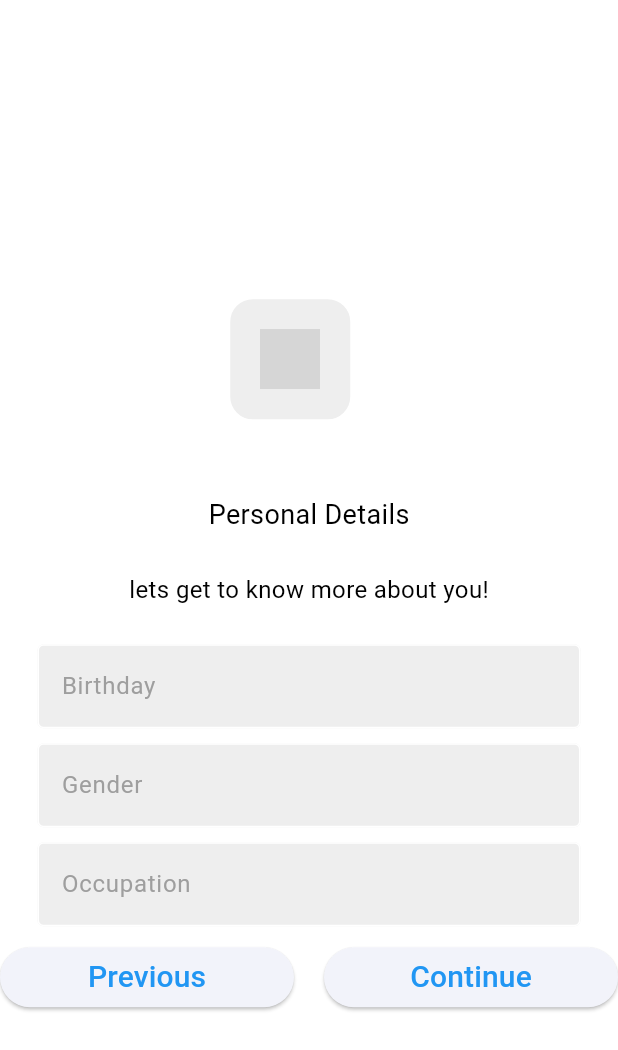
After one commit to Team-CURLYBRACES/SoulNest, a Flutter app: the SignupPage2 screen opened by its route, on a phone screen of 412 x 824 dp. The commit adds this screen. Shown: the top 1050 px of the screen. Run offline on Flutter 3.47's test engine with Material 3 defaults, Android fonts, the phone set to English and light mode, and no system bars; our stand-ins replace fl_chart, flutter_svg, logger; missing offline and left inert: date_time_picker_widget, dialog_flowtter; Roboto replaces fonts that are missing (Poppins); grey boxes are pictures that could not be loaded.

Commit message:
updated screens

```diff
--- a/lib/main.dart
+++ b/lib/main.dart
@@ -6,6 +6,8 @@ import 'package:soulnest/presentation/screens/home_screen/home_screen.dart';
 import 'package:soulnest/presentation/screens/login_screen/login_screen.dart';
 import 'package:soulnest/presentation/screens/profile_screen/profile_screen.dart';
 import 'package:soulnest/presentation/screens/sign_up_screen/sign_up_screen.dart';
+import 'package:soulnest/presentation/screens/sign_up_screen_02/sign_up_screen_02.dart';
+import 'package:soulnest/presentation/screens/sign_up_screen_04/sign_up_screen_04.dart';
 import 'package:soulnest/presentation/screens/therapy_exercises_screen/therapy_exercises_screen.dart';
 import 'package:soulnest/presentation/theme/text_theme.dart';
 
@@ -49,6 +51,8 @@ class _AppState extends State<App> {
           "/counselor-profile": (context) => const CounselorProfile(),
           "/user-profile": (context) => const ProfilePage(),
           "/therapy-exercises": (context) => const TherapyExercisesPage(),
+          "/sign-up-screen-02": (context) =>  SignupPage2(),
+          "/sign-up-screen-04": (context) =>  SignupPage4(),
         },
       ),
     );
--- /dev/null
+++ b/lib/presentation/screens/sign_up_screen_02/sign_up_screen_02.dart
@@ -0,0 +1,120 @@
+import 'package:flutter/material.dart';
+import 'package:soulnest/presentation/screens/sign_up_screen_02/widgets/my_textfield.dart';
+import 'package:soulnest/presentation/screens/sign_up_screen_02/widgets/square_tile.dart';
+
+class SignupPage2 extends StatelessWidget {
+  SignupPage2({super.key});
+
+  // text editing controllers
+  final birthdayController = TextEditingController();
+  final genderController = TextEditingController();
+  final occupationController = TextEditingController();
+
+  // sign user in method
+ // void SignupPage2() {}
+
+  @override
+  Widget build(BuildContext context) {
+    return Scaffold(
+        backgroundColor: Colors.white,
+        body: SafeArea(
+            child: Center(
+              child: Column(
+                mainAxisAlignment: MainAxisAlignment.center,
+                children: [
+                  const SizedBox(height: 50),
+
+                  // logo
+                  Row(
+                    mainAxisAlignment: MainAxisAlignment.center,
+                    children: const [
+                      // google button
+                      SquareTile(imagePath: 'lib/Logo/soulNest.png'),
+
+                      SizedBox(width: 25),
+
+
+                    ],
+                  ),
+
+                  const SizedBox(height: 50),
+
+                  // welcome back, you've been missed!
+                  Text(
+                    'Personal Details',
+                    style: TextStyle(
+                      color: Colors.black,
+                      fontSize: 18,
+                    ),
+                  ),
+
+                  const SizedBox(height: 25),
+
+                  //let's get to know more about you
+                  Text(
+                    'lets get to know more about you!',
+                    style: TextStyle(
+                      color: Colors.black,
+                      fontSize: 16,
+                    ),
+                  ),
+
+                  const SizedBox(height: 25),
+
+                  // birthday textfield
+                  MyTextField(
+                    controller: birthdayController,
+                    hintText: 'Birthday',
+                    obscureText: false,
+                  ),
+
+                  const SizedBox(height: 10),
+
+                  // gender textfield
+                  MyTextField(
+                    controller: genderController,
+                    hintText: 'Gender',
+                    obscureText: true,
+                  ),
+
+                  const SizedBox(height: 10),
+
+                  // occupation textfield
+                  MyTextField(
+                    controller:occupationController,
+                    hintText: 'Occupation',
+                    obscureText: true,
+                  ),
+
+                  const SizedBox(height: 10),
+
+                  //previous and continue buttons
+                  Row(
+                    mainAxisAlignment: MainAxisAlignment.spaceBetween,
+                    children: [
+                      Expanded(
+                        child: ElevatedButton(
+                          onPressed: () {
+                            // Handle previous button action
+                          },
+                          child: Text('Previous'),
+                        ),
+                      ),
+                      SizedBox(width: 20),
+                      Expanded(
+                        child: ElevatedButton(
+                          onPressed: () {
+                            // Handle continue button action
+                          },
+                          child: Text('Continue'),
+                        ),
+                      ),
+                    ],
+                  ),
+                ],
+              ),
+            ),
+            ),
+        );
+    }
+}
--- /dev/null
+++ b/lib/presentation/screens/sign_up_screen_02/widgets/my_textfield.dart
@@ -0,0 +1,36 @@
+import 'package:flutter/material.dart';
+
+class MyTextField extends StatelessWidget {
+  final controller;
+  final String hintText;
+  final bool obscureText;
+
+  const MyTextField({
+    super.key,
+    required this.controller,
+    required this.hintText,
+    required this.obscureText,
+  });
+
+  @override
+  Widget build(BuildContext context) {
+    return Padding(
+      padding: const EdgeInsets.symmetric(horizontal: 25.0),
+      child: TextField(
+        controller: controller,
+        obscureText: obscureText,
+        decoration: InputDecoration(
+            enabledBorder: const OutlineInputBorder(
+              borderSide: BorderSide(color: Colors.white),
+            ),
+            focusedBorder: OutlineInputBorder(
+              borderSide: BorderSide(color: Colors.grey.shade400),
+            ),
+            fillColor: Colors.grey.shade200,
+            filled: true,
+            hintText: hintText,
+            hintStyle: TextStyle(color: Colors.grey[500])),
+      ),
+    );
+  }
+}
--- /dev/null
+++ b/lib/presentation/screens/sign_up_screen_02/widgets/square_tile.dart
@@ -0,0 +1,25 @@
+import 'package:flutter/material.dart';
+
+class SquareTile extends StatelessWidget {
+  final String imagePath;
+  const SquareTile({
+    super.key,
+    required this.imagePath,
+  });
+
+  @override
+  Widget build(BuildContext context) {
+    return Container(
+      padding: EdgeInsets.all(20),
+      decoration: BoxDecoration(
+        border: Border.all(color: Colors.white),
+        borderRadius: BorderRadius.circular(16),
+        color: Colors.grey[200],
+      ),
+      child: Image.asset(
+        imagePath,
+        height: 40,
+      ),
+    );
+  }
+}
--- a/pubspec.yaml
+++ b/pubspec.yaml
@@ -46,7 +46,6 @@ dependencies:
   provider: ^6.1.2
   date_time_picker_widget: ^2.0.0
   intl: ^0.18.1
-  http: ^0.13.6
   # intl: ^0.18.1
 
 dev_dependencies:
```
Also changed, not shown: lib/presentation/screens/sign_up_screen_04/sign_up_screen_04.dart (added, +112 -0 lines).
